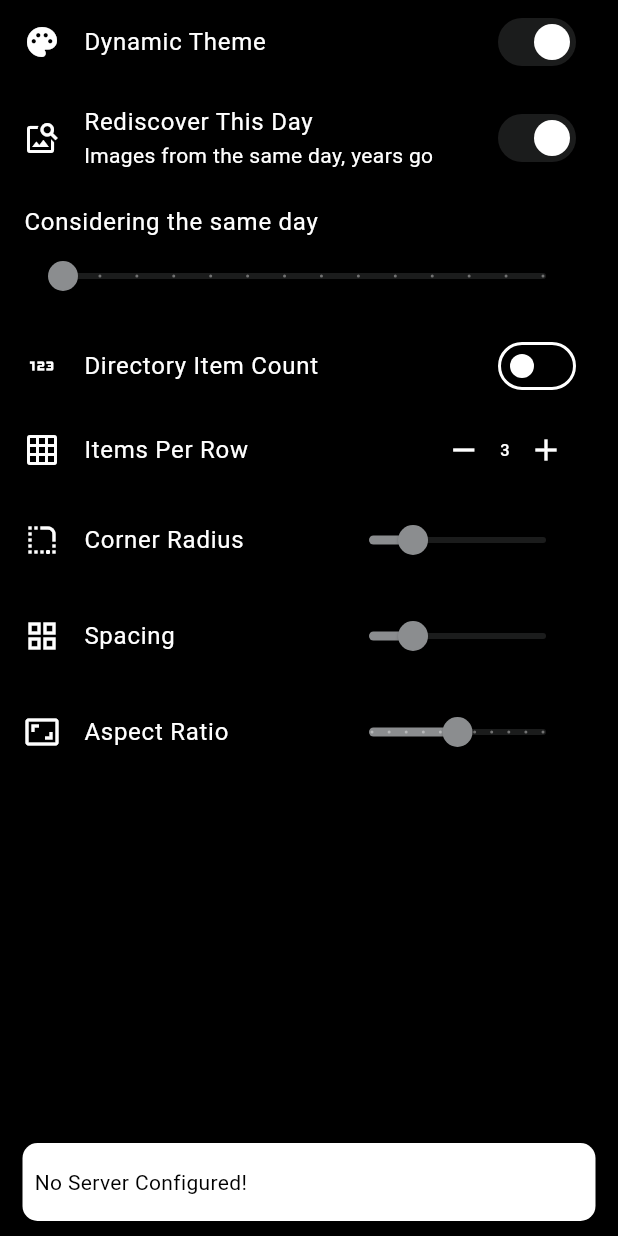
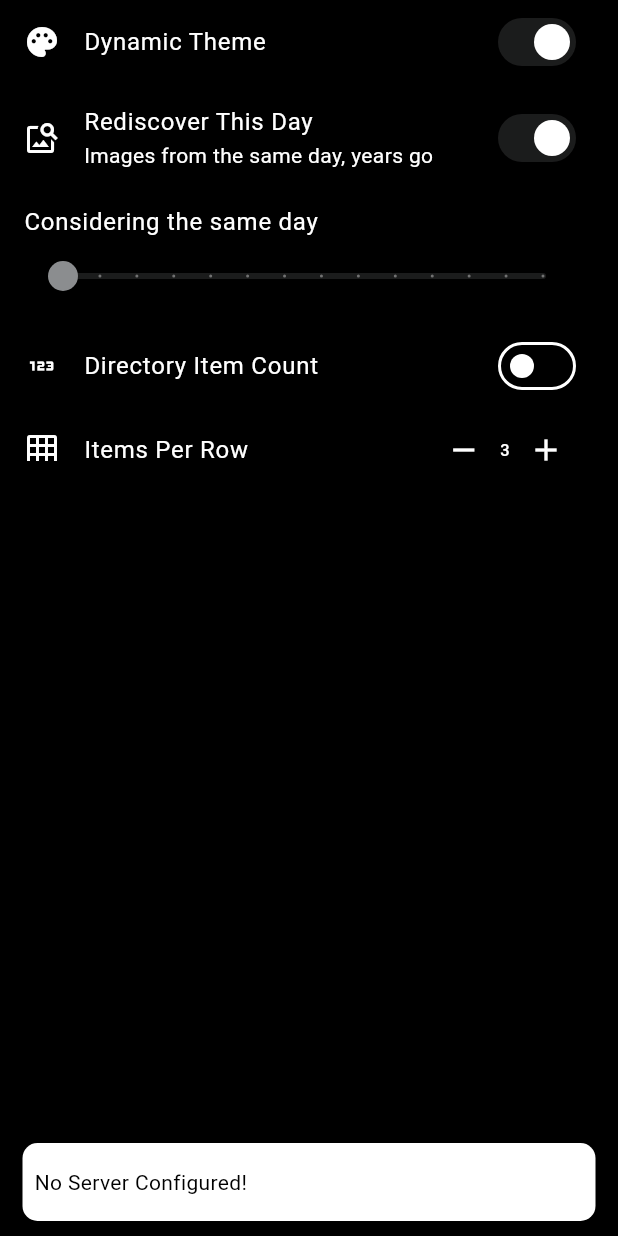
Before and after one commit to Lakjdf/pigallery2_android_test, a Flutter app: the BackLayer widget shown alone on an empty page, opened directly, on a phone screen of 412 x 824 dp. Run offline on Flutter 3.47's test engine with Material 2 defaults, Android fonts, the phone set to English and light mode, and no system bars; drawn by our look-alikes of dynamic_color; our stand-ins replace backdrop, better_player, cached_network_image, flutter_secure_storage, flutter_spinkit, photo_view and 2 more; missing offline and left inert: flutter_inappwebview; accounts and stored records are empty.

Commit message:
make back_layer scrollable

```diff
--- a/lib/ui/views/home/back_layer.dart
+++ b/lib/ui/views/home/back_layer.dart
@@ -10,9 +10,13 @@ class BackLayer extends StatelessWidget {
   Widget build(BuildContext context) {
     ThemeData theme = Theme.of(context);
     GlobalSettingsModel model = Provider.of<GlobalSettingsModel>(context, listen: false);
-    return ListView(
-      shrinkWrap: true,
-      physics: const NeverScrollableScrollPhysics(),
+    return ConstrainedBox(
+      constraints: BoxConstraints(
+        maxHeight: (MediaQuery.of(context).size.height - MediaQuery.of(context).padding.top - kToolbarHeight) / 2.5,
+      ),
+      child: Scrollbar(
+        child: SingleChildScrollView(
+          child: Column(
             children: [
               ListTile(
                 title: const Text("Dynamic Theme"),
@@ -169,6 +173,9 @@ class BackLayer extends StatelessWidget {
                 ),
               ),
             ],
+          ),
+        ),
+      ),
     );
   }
 }
```
Lines whose indentation alone changed are shown as unchanged.
